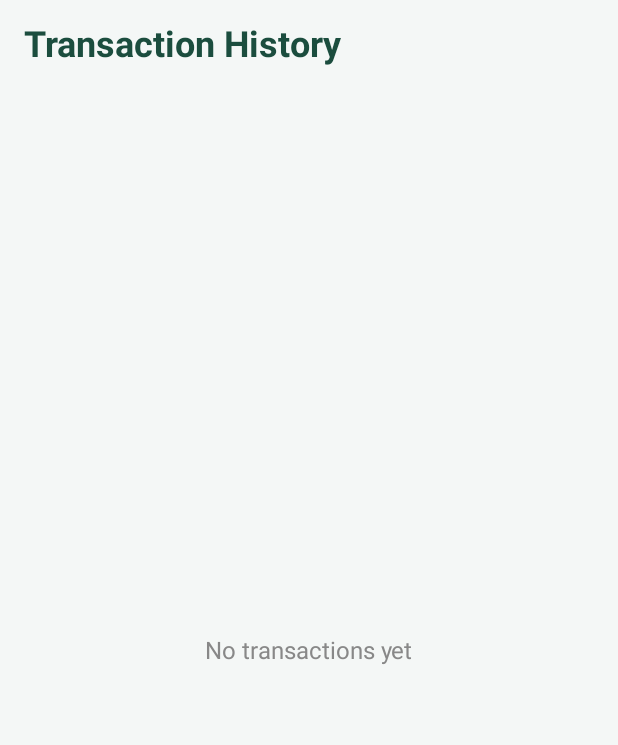
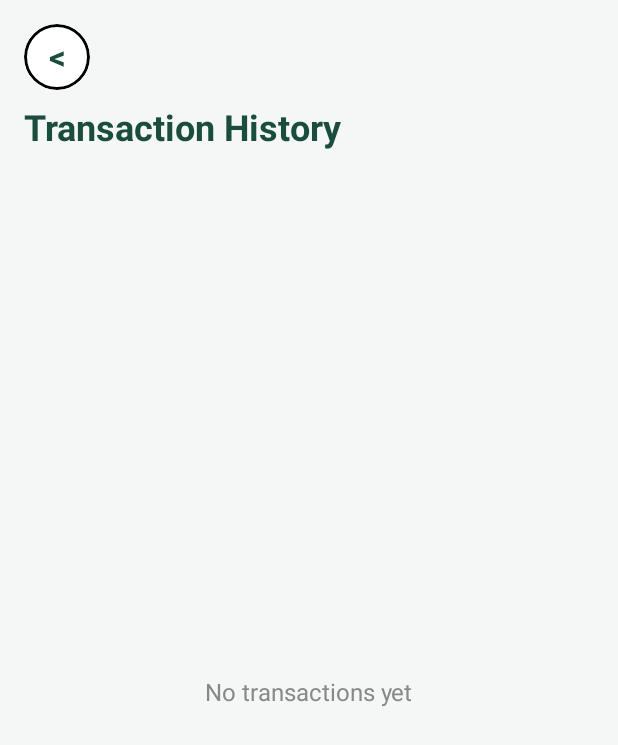
Before and after one commit to JoeRagheb29/Mobile_Computing_Project, an Android app built with Jetpack Compose: the TransactionHistoryActivity screen opened directly, with no data from a screen before it, on a phone screen of 412 x 824 dp. Shown: the top 745 px of the screen. Run offline under Robolectric (Android 15) with nearby library versions, the phone set to English and light mode, and no system bars; our stand-ins replace Room's generated code.

Commit message:
back button added to the profile and transaction screen

```diff
--- a/app/src/main/java/com/example/mobile_computing_project/ui/TransactionHistoryScreen.kt
+++ b/app/src/main/java/com/example/mobile_computing_project/ui/TransactionHistoryScreen.kt
@@ -1,16 +1,18 @@
 package com.example.mobile_computing_project.ui
 
-
-
 import androidx.compose.foundation.background
+import androidx.compose.foundation.clickable
 import androidx.compose.foundation.layout.*
 import androidx.compose.foundation.lazy.LazyColumn
 import androidx.compose.foundation.lazy.items
+import androidx.compose.foundation.shape.CircleShape
 import androidx.compose.foundation.shape.RoundedCornerShape
 import androidx.compose.material3.*
 import androidx.compose.runtime.Composable
+import androidx.compose.foundation.border
 import androidx.compose.ui.Alignment
 import androidx.compose.ui.Modifier
+import androidx.compose.ui.draw.clip
 import androidx.compose.ui.graphics.Color
 import androidx.compose.ui.text.font.FontWeight
 import androidx.compose.ui.unit.dp
@@ -25,12 +27,41 @@ fun TransactionHistoryScreen(
     currentUserId: Int,
     onBackClick: () -> Unit
 ) {
+    Box(
+        modifier = Modifier
+            .fillMaxSize()
+            .background(Daf3aBackground)
+    ) {
+        // Circle back button, top left
+        // Circle back button, top left: white inside, black outline
+        Box(
+            modifier = Modifier
+                .align(Alignment.TopStart)
+                .padding(16.dp)
+                .size(44.dp)
+                .clip(CircleShape)
+                .background(Color.White)
+                .border(1.5.dp, Color.Black, CircleShape)
+                .clickable(onClick = onBackClick),
+            contentAlignment = Alignment.Center
+        ) {
+            Text(
+                text = "<",
+                color = Daf3aPrimary,
+                fontSize = 22.sp,
+                fontWeight = FontWeight.Bold
+            )
+        }
+
+
         Column(
             modifier = Modifier
                 .fillMaxSize()
-            .background(Daf3aBackground)
                 .padding(16.dp)
         ) {
+            // leaves room for the back button above the title
+            Spacer(modifier = Modifier.height(56.dp))
+
             Text(
                 text = "Transaction History",
                 fontSize = 24.sp,
@@ -83,15 +114,6 @@ fun TransactionHistoryScreen(
                     }
                 }
             }
-
-        Spacer(modifier = Modifier.height(16.dp))
-
-        OutlinedButton(
-            onClick = onBackClick,
-            shape = RoundedCornerShape(12.dp),
-            modifier = Modifier.fillMaxWidth().height(50.dp)
-        ) {
-            Text("Back", fontWeight = FontWeight.Bold, color = Daf3aPrimary)
         }
     }
 }
```
Also changed, not shown: app/src/main/java/com/example/mobile_computing_project/HomeActivity.kt (+42 -0 lines), app/src/main/java/com/example/mobile_computing_project/ProfileActivity.kt (+0 -7 lines), app/src/main/java/com/example/mobile_computing_project/ui/ProfileScreen.kt (+31 -22 lines). Lines whose indentation alone changed are shown as unchanged.
